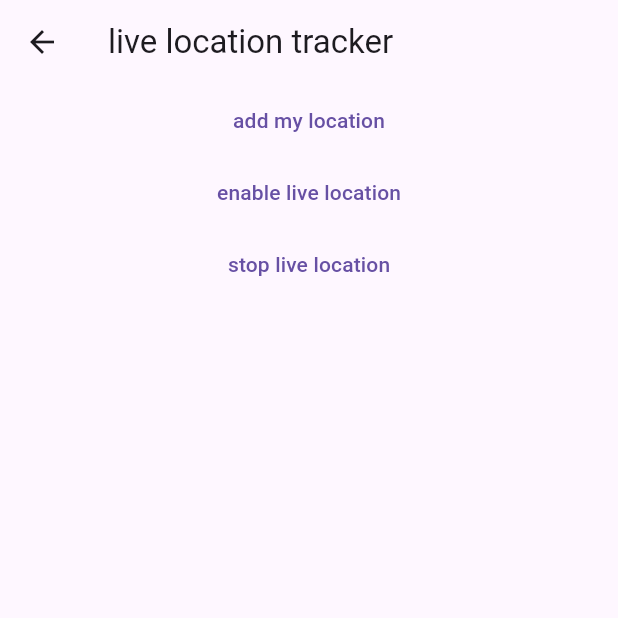
After one commit to EshanRubbani/priv_app, a Flutter app: the location screen opened directly, after a tap on "add my location", on a phone screen of 412 x 824 dp, the top half of it. The commit adds this screen. Run offline on Flutter 3.47's test engine with Material 3 defaults, Android fonts, the phone set to English and light mode, and no system bars; our stand-ins replace cloud_firestore, firebase_core, google_maps_flutter, location, permission_handler; accounts and stored records are empty.

Commit message:
cloud firestore configured

```diff
--- /dev/null
+++ b/lib/location.dart
@@ -0,0 +1,146 @@
+import 'dart:async';
+
+import 'package:cloud_firestore/cloud_firestore.dart';
+import 'package:firebase_core/firebase_core.dart';
+import 'package:flutter/material.dart';
+import "mymap.dart";
+import 'package:location/location.dart' as loc;
+import 'package:permission_handler/permission_handler.dart';
+
+void main() async {
+  WidgetsFlutterBinding.ensureInitialized();
+  await Firebase.initializeApp();
+  runApp(MaterialApp(home: location()));
+}
+
+
+
+class location extends StatefulWidget {
+  @override
+  _locationState createState() => _locationState();
+}
+
+class _locationState extends State<location> {
+  final loc.Location location = loc.Location();
+  StreamSubscription<loc.LocationData>? _locationSubscription;
+
+  @override
+  void initState() {
+    super.initState();
+    _requestPermission();
+    location.changeSettings(interval: 300, accuracy: loc.LocationAccuracy.high);
+    location.enableBackgroundMode(enable: true);
+  }
+
+  @override
+  Widget build(BuildContext context) {
+    return Scaffold(
+      appBar: AppBar(
+        title: Text('live location tracker'),
+      ),
+      body: Column(
+        children: [
+          TextButton(
+              onPressed: () {
+                _getLocation();
+              },
+              child: Text('add my location')),
+          TextButton(
+              onPressed: () {
+                _listenLocation();
+              },
+              child: Text('enable live location')),
+          TextButton(
+              onPressed: () {
+                _stopListening();
+              },
+              child: Text('stop live location')),
+          Expanded(
+              child: StreamBuilder(
+            stream:
+                FirebaseFirestore.instance.collection('location').snapshots(),
+            builder: (context, AsyncSnapshot<QuerySnapshot> snapshot) {
+              if (!snapshot.hasData) {
+                return Center(child: CircularProgressIndicator());
+              }
+              return ListView.builder(
+                  itemCount: snapshot.data?.docs.length,
+                  itemBuilder: (context, index) {
+                    return ListTile(
+                      title:
+                          Text(snapshot.data!.docs[index]['name'].toString()),
+                      subtitle: Row(
+                        children: [
+                          Text(snapshot.data!.docs[index]['latitude']
+                              .toString()),
+                          SizedBox(
+                            width: 20,
+                          ),
+                          Text(snapshot.data!.docs[index]['longitude']
+                              .toString()),
+                        ],
+                      ),
+                      trailing: IconButton(
+                        icon: Icon(Icons.directions),
+                        onPressed: () {
+                          Navigator.of(context).push(MaterialPageRoute(
+                              builder: (context) =>
+                                  MyMap(snapshot.data!.docs[index].id)));
+                        },
+                      ),
+                    );
+                  });
+            },
+          )),
+        ],
+      ),
+    );
+  }
+
+  _getLocation() async {
+    try {
+      final loc.LocationData _locationResult = await location.getLocation();
+      await FirebaseFirestore.instance.collection('location').doc('user1').set({
+        'latitude': _locationResult.latitude,
+        'longitude': _locationResult.longitude,
+        'name': 'john'
+      }, SetOptions(merge: true));
+    } catch (e) {
+      print(e);
+    }
+  }
+
+  Future<void> _listenLocation() async {
+    _locationSubscription = location.onLocationChanged.handleError((onError) {
+      print(onError);
+      _locationSubscription?.cancel();
+      setState(() {
+        _locationSubscription = null;
+      });
+    }).listen((loc.LocationData currentlocation) async {
+      await FirebaseFirestore.instance.collection('location').doc('user1').set({
+        'latitude': currentlocation.latitude,
+        'longitude': currentlocation.longitude,
+        'name': 'john'
+      }, SetOptions(merge: true));
+    });
+  }
+
+  _stopListening() {
+    _locationSubscription?.cancel();
+    setState(() {
+      _locationSubscription = null;
+    });
+  }
+
+  _requestPermission() async {
+    var status = await Permission.location.request();
+    if (status.isGranted) {
+      print('done');
+    } else if (status.isDenied) {
+      _requestPermission();
+    } else if (status.isPermanentlyDenied) {
+      openAppSettings();
+    }
+  }
+}
--- a/lib/permisions.dart
+++ b/lib/permisions.dart
@@ -1,7 +1,8 @@
-// ignore_for_file: prefer_const_constructors, prefer_const_literals_to_create_immutables
+// ignore_for_file: prefer_const_constructors, prefer_const_literals_to_create_immutables, use_build_context_synchronously
 
 import 'package:flutter/material.dart';
 import 'package:permission_handler/permission_handler.dart';
+import 'package:priv_app/location.dart';
 
 class Permissions extends StatefulWidget {
   const Permissions({super.key});
@@ -14,6 +15,10 @@
   @override
   Widget build(BuildContext context) {
     return Scaffold(
+      floatingActionButton: FloatingActionButton.extended(onPressed: () {  Navigator.push(
+    context,
+    MaterialPageRoute(builder: (context) =>  location()),
+  );}, label: Text("Next")),
       appBar: AppBar(
         title: const Text("Permissions"),
         backgroundColor: Colors.blueAccent,
--- a/pubspec.yaml
+++ b/pubspec.yaml
@@ -14,6 +14,7 @@
   location: ^5.0.3
   google_maps_flutter: ^2.5.0
   cloud_firestore: ^4.15.8
+  firebase_core: ^2.27.0
 
 
 dev_dependencies:
```
Also changed, not shown: lib/main.dart (+48 -2 lines), lib/mymap.dart (added, +73 -0 lines), pubspec.lock, 3 other files.
